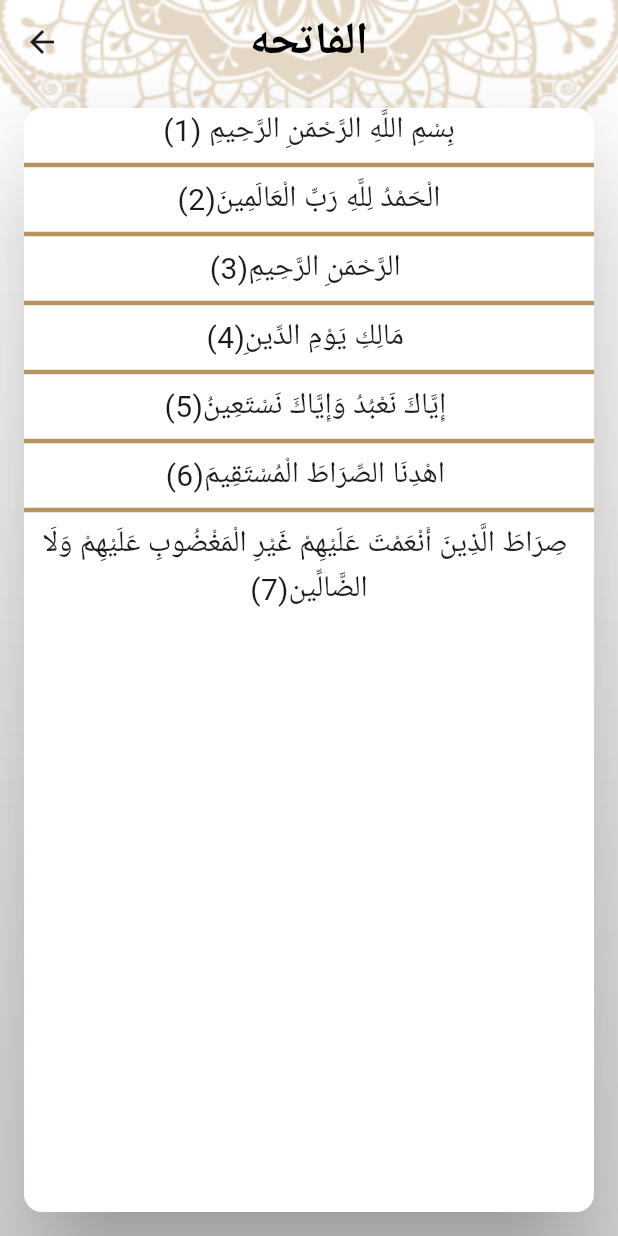
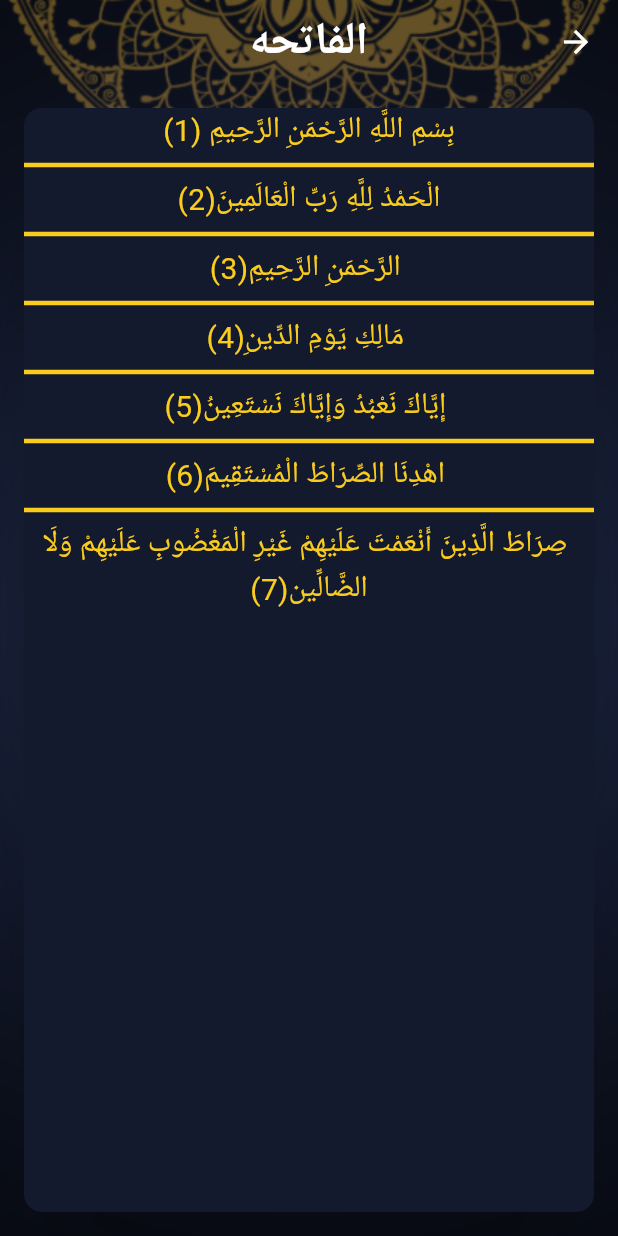
Before and after one commit to wesamsoltan/islamii, a Flutter app: the screen it shows after launch, after a tap on "الفاتحه", on a phone screen of 412 x 824 dp. Run offline on Flutter 3.47's test engine with Material 3 defaults, Android fonts, the phone set to English and light mode, and no system bars; generated files the repository leaves out were written again.

Commit message:
+ finish localization

```diff
--- /dev/null
+++ b/l10n.yaml
@@ -0,0 +1,3 @@
+arb-dir: lib/l10n
+template-arb-file: intl_en.arb
+output-localization-file: app_localizations.dart
--- a/lib/home/home_screen.dart
+++ b/lib/home/home_screen.dart
@@ -1,9 +1,11 @@
 import 'package:flutter/material.dart';
+import 'package:islamii/home/style/AppStyle.dart';
 import 'package:islamii/home/tabs/AhadethTab.dart';
 import 'package:islamii/home/tabs/QuranTabs.dart';
 import 'package:islamii/home/tabs/RadioTab.dart';
+import 'package:islamii/home/tabs/SettingsTab.dart';
 import 'package:islamii/home/tabs/TasbehTab.dart';
-
+import 'package:flutter_gen/gen_l10n/app_localizations.dart';
 class HomeScreen extends StatefulWidget {
   static const String routeName = "Home";
 
@@ -18,21 +20,27 @@ List<Widget> tabs = [
     Ahadethtab(),
     Radiotab(),
     Tasbehtab(),
+    Settingstab(),
   ];
+
   @override
   Widget build(BuildContext context) {
     return Container(
       decoration: BoxDecoration(
         image: DecorationImage(
-          image: AssetImage("assets/images/background.png"),
+          image: AssetImage(
+            AppStyle.isDark
+                ? "assets/images/homeDarkBackGround.png"
+                : "assets/images/background.png",
+          ),
           fit: BoxFit.fill,
         ),
       ),
       child: Scaffold(
-        appBar: AppBar(title: Text("ISLAMII")),
+        appBar: AppBar(title: Text(AppLocalizations.of(context)!.islami)),
         bottomNavigationBar: BottomNavigationBar(
           currentIndex: currentIndex,
-          onTap: (index){
+          onTap: (index) {
             setState(() {
               currentIndex = index;
             });
@@ -41,27 +49,31 @@ List<Widget> tabs = [
             BottomNavigationBarItem(
               backgroundColor: Theme.of(context).colorScheme.primary,
               icon: (ImageIcon(AssetImage("assets/images/moshaf_blue.png"))),
-              label: "quran",
+              label: AppLocalizations.of(context)!.quran,
             ),
             BottomNavigationBarItem(
               backgroundColor: Theme.of(context).colorScheme.primary,
               icon: (ImageIcon(AssetImage("assets/images/ahadeth_icon.png"))),
-              label: "ahadeth",
+              label: AppLocalizations.of(context)!.ahadeth,
             ),
             BottomNavigationBarItem(
               backgroundColor: Theme.of(context).colorScheme.primary,
               icon: (ImageIcon(AssetImage("assets/images/sebha_icon.png"))),
-              label: "tasbeh",
+              label: AppLocalizations.of(context)!.tasbeh,
             ),
             BottomNavigationBarItem(
               backgroundColor: Theme.of(context).colorScheme.primary,
               icon: (ImageIcon(AssetImage("assets/images/radio_icon.png"))),
-              label: "radio",
+              label: AppLocalizations.of(context)!.radio,
+            ),
+            BottomNavigationBarItem(
+              backgroundColor: Theme.of(context).colorScheme.primary,
+              icon: Icon(Icons.settings),
+              label: "settings",
             ),
           ],
-
         ),
-        body: tabs[currentIndex ],
+        body: tabs[currentIndex],
       ),
     );
   }
--- /dev/null
+++ b/lib/home/style/AppStyle.dart
@@ -0,0 +1,113 @@
+import 'package:flutter/material.dart';
+
+class AppStyle {
+  static bool isDark = true;
+  static Color lightPrimaryColor = Color(0XFFB7935F);
+  static Color darkPrimaryColor = Color(0XFF141A2E);
+  static Color darkSecandry = Color(0XFFFACC1D);
+  static ThemeData lightTheme = ThemeData(
+    bottomSheetTheme: BottomSheetThemeData(backgroundColor: Colors.white),
+    textTheme: TextTheme(
+      titleMedium: TextStyle(
+        color: Colors.black,
+        fontSize: 25,
+        fontWeight: FontWeight.w600,
+      ),
+      bodyMedium: TextStyle(
+        fontWeight: FontWeight.w400,
+        fontSize: 20,
+        color: Colors.black,
+      ),
+      bodySmall: TextStyle(
+        fontSize: 25,
+        fontWeight: FontWeight.bold,
+        color: lightPrimaryColor,
+      ),
+    ),
+    dividerTheme: DividerThemeData(color: lightPrimaryColor, thickness: 3),
+    bottomNavigationBarTheme: BottomNavigationBarThemeData(
+      unselectedIconTheme: IconThemeData(color: Colors.white),
+      selectedIconTheme: IconThemeData(color: Colors.black),
+      unselectedItemColor: Colors.white,
+      selectedItemColor: Colors.black,
+    ),
+    useMaterial3: true,
+    scaffoldBackgroundColor: Colors.transparent,
+    colorScheme: ColorScheme.fromSeed(
+      seedColor: Colors.deepPurple,
+      primary: lightPrimaryColor,
+      secondary: lightPrimaryColor.withOpacity(.57),
+      onPrimary: Colors.white,
+      onSecondary: Colors.black,
+      tertiary: lightPrimaryColor,
+    ),
+    appBarTheme: AppBarTheme(
+      iconTheme: IconThemeData(color: Colors.black),
+      backgroundColor: Colors.transparent,
+      centerTitle: true,
+      titleTextStyle: TextStyle(
+        fontSize: 30,
+        color: Colors.black,
+        fontWeight: FontWeight.bold,
+      ),
+    ),
+    cardTheme: CardTheme(
+      margin: EdgeInsets.all(16),
+      color: Colors.white,
+      surfaceTintColor: Colors.white,
+      elevation: 30,
+    ),
+  );
+  static ThemeData darkTheme = ThemeData(
+    bottomSheetTheme: BottomSheetThemeData(backgroundColor: darkPrimaryColor),
+    textTheme: TextTheme(
+      titleMedium: TextStyle(
+        fontWeight: FontWeight.w600,
+        fontSize: 25,
+        color: Colors.white,
+      ),
+      bodyMedium: TextStyle(
+        fontWeight: FontWeight.w400,
+        fontSize: 20,
+        color: darkSecandry,
+      ),bodySmall: TextStyle(
+      fontSize: 25,
+      fontWeight: FontWeight.bold,
+      color: darkSecandry,
+    ),
+    ),
+    dividerTheme: DividerThemeData(color: darkSecandry, thickness: 3),
+    bottomNavigationBarTheme: BottomNavigationBarThemeData(
+      unselectedIconTheme: IconThemeData(color: Colors.white),
+      selectedIconTheme: IconThemeData(color: darkSecandry),
+      unselectedItemColor: Colors.white,
+      selectedItemColor: darkSecandry,
+    ),
+    useMaterial3: true,
+    scaffoldBackgroundColor: Colors.transparent,
+    colorScheme: ColorScheme.fromSeed(
+      seedColor: Colors.deepPurple,
+      primary: darkPrimaryColor,
+      secondary: darkPrimaryColor.withOpacity(.57),
+      onPrimary: Colors.white,
+      onSecondary: Colors.black,
+      tertiary: darkSecandry,
+    ),
+    appBarTheme: AppBarTheme(
+      iconTheme: IconThemeData(color: Colors.white),
+      backgroundColor: Colors.transparent,
+      centerTitle: true,
+      titleTextStyle: TextStyle(
+        fontSize: 30,
+        color: Colors.white,
+        fontWeight: FontWeight.bold,
+      ),
+    ),
+    cardTheme: CardTheme(
+      margin: EdgeInsets.all(16),
+      color: darkPrimaryColor,
+      surfaceTintColor: darkPrimaryColor,
+      elevation: 30,
+    ),
+  );
+}
--- a/lib/home/tabs/QuranSuraWidget.dart
+++ b/lib/home/tabs/QuranSuraWidget.dart
@@ -24,11 +24,11 @@ class Quransurawidget extends StatelessWidget {
             child: Text(
               name,
               textAlign: TextAlign.center,
-              style: TextStyle(fontSize: 25, ),
+              style: Theme.of(context).textTheme.titleMedium?.copyWith(fontWeight: FontWeight.w400),
             ),
           ),
           Container(
-            color: ColorScheme.of(context).primary,
+            color: ColorScheme.of(context).tertiary,
             width: 3,
             height: .08 * height,
           ),
@@ -36,7 +36,7 @@ class Quransurawidget extends StatelessWidget {
             child: Text(
               number.toString(),
               textAlign: TextAlign.center,
-              style: TextStyle(fontSize: 25, ),
+              style: Theme.of(context).textTheme.titleMedium?.copyWith(fontWeight: FontWeight.w400),
             ),
           ),
         ],
--- a/lib/home/tabs/QuranTabs.dart
+++ b/lib/home/tabs/QuranTabs.dart
@@ -1,5 +1,6 @@
 import 'package:flutter/material.dart';
 import 'package:islamii/home/tabs/QuranSuraWidget.dart';
+import 'package:flutter_gen/gen_l10n/app_localizations.dart';
 
 class Qurantabs extends StatelessWidget {
   List<String> suraNames = [
@@ -247,21 +248,21 @@ class Qurantabs extends StatelessWidget {
           children: [
             Expanded(
               child: Text(
-                "sura name",
+                AppLocalizations.of(context)!.quran,
                 textAlign: TextAlign.center,
-                style: TextStyle(fontSize: 25, fontWeight: FontWeight.w600),
+                style: Theme.of(context).textTheme.titleMedium,
               ),
             ),
             Container(
-              color: ColorScheme.of(context).primary,
+              color: ColorScheme.of(context).tertiary,
               width: 3,
               height: .08 * height,
             ),
             Expanded(
               child: Text(
-                "number",
+                AppLocalizations.of(context)!.number,
                 textAlign: TextAlign.center,
-                style: TextStyle(fontSize: 25, fontWeight: FontWeight.w600),
+                style: Theme.of(context).textTheme.titleMedium,
               ),
             ),
           ],
--- a/lib/main.dart
+++ b/lib/main.dart
@@ -1,8 +1,10 @@
 import 'package:flutter/material.dart';
+import 'package:flutter_localizations/flutter_localizations.dart';
 import 'package:islamii/Ahadeth_details/ahadeth_details_screens.dart';
 import 'package:islamii/home/home_screen.dart';
+import 'package:islamii/home/style/AppStyle.dart';
 import 'package:islamii/quran_details/quran_details_screen.dart';
-
+import 'package:flutter_gen/gen_l10n/app_localizations.dart';
 void main() {
   runApp(const MyApp());
 }
@@ -15,40 +17,18 @@ class MyApp extends StatelessWidget {
   Widget build(BuildContext context) {
     return MaterialApp(
       title: 'Flutter Demo',
-      theme: ThemeData(
-        dividerTheme: DividerThemeData(color: Color(0XFFB7935F), thickness: 3),
-        bottomNavigationBarTheme: BottomNavigationBarThemeData(
-          unselectedIconTheme: IconThemeData(color: Colors.white),
-          selectedIconTheme: IconThemeData(color: Colors.black),
-          unselectedItemColor: Colors.white,
-          selectedItemColor: Colors.black,
-        ),
-        useMaterial3: true,
-        scaffoldBackgroundColor: Colors.transparent,
-        colorScheme: ColorScheme.fromSeed(
-          seedColor: Colors.deepPurple,
-          primary: Color(0XFFB7935F),
-          secondary: Color(0XFFB7935F).withOpacity(.57),
-          onPrimary: Colors.white,
-          onSecondary: Colors.black,
-        ),
-        appBarTheme: AppBarTheme(
-          backgroundColor: Colors.transparent,
-          centerTitle: true,
-          titleTextStyle: TextStyle(
-            fontSize: 30,
-            color: Colors.black,
-            fontWeight: FontWeight.bold,
-          ),
-        ),
-        cardTheme: CardTheme(
-          margin: EdgeInsets.all(16),
-          color: Colors.white,
-          surfaceTintColor: Colors.white,
-          elevation: 30,
-        ),
-      ),
+      theme: AppStyle.lightTheme,
+      darkTheme: AppStyle.darkTheme,
+      themeMode: ThemeMode.dark,
       initialRoute: HomeScreen.routeName,
+      localizationsDelegates: [
+        AppLocalizations.delegate,
+        GlobalMaterialLocalizations.delegate,
+        GlobalWidgetsLocalizations.delegate,
+        GlobalCupertinoLocalizations.delegate,
+      ],
+      supportedLocales: [Locale("en"), Locale("ar")],
+      locale: Locale("ar"),
       routes: {
         HomeScreen.routeName: (_) => HomeScreen(),
         QuranDetailsScreen.routeName: (_) => QuranDetailsScreen(),
--- a/lib/quran_details/VerseWidget.dart
+++ b/lib/quran_details/VerseWidget.dart
@@ -9,7 +9,7 @@ class Versewidget extends StatelessWidget {
   Widget build(BuildContext context) {
     return Text(
       "$verse($verseNumber)",
-      style: TextStyle(fontWeight: FontWeight.w400, fontSize: 20),
+      style: Theme.of(context).textTheme.bodyMedium,
       textAlign: TextAlign.center,textDirection: TextDirection.rtl,
     );
   }
--- a/lib/quran_details/quran_details_screen.dart
+++ b/lib/quran_details/quran_details_screen.dart
@@ -1,6 +1,8 @@
 import 'package:flutter/material.dart';
 import 'package:flutter/services.dart';
 import 'package:islamii/quran_details/VerseWidget.dart';
+
+import '../home/style/AppStyle.dart';
 
 class QuranDetailsScreen extends StatefulWidget {
   static String routeName = "QuranDetailsScreen";
@@ -17,7 +19,9 @@ class _QuranDetailsScreenState extends State<QuranDetailsScreen> {
     return Container(
       decoration: BoxDecoration(
         image: DecorationImage(
-          image: AssetImage("assets/images/background.png"),
+          image: AssetImage( AppStyle.isDark
+              ? "assets/images/homeDarkBackGround.png"
+              : "assets/images/background.png",),
           fit: BoxFit.fill,
         ),
       ),
--- a/pubspec.yaml
+++ b/pubspec.yaml
@@ -35,6 +35,9 @@ dependencies:
   # Use with the CupertinoIcons class for iOS style icons.
   cupertino_icons: ^1.0.8
   flutter_native_splash: ^2.4.1
+  flutter_localizations:
+    sdk: flutter
+  intl: any
 dev_dependencies:
   flutter_test:
     sdk: flutter
@@ -51,6 +54,7 @@ dev_dependencies:
 
 # The following section is specific to Flutter packages.
 flutter:
+  generate: true
 
   # The following line ensures that the Material Icons font is
   # included with your application, so that you can use the icons in
@@ -88,3 +92,5 @@ flutter:
   #
   # For details regarding fonts from package dependencies,
   # see https://flutter.dev/to/font-from-package
+flutter_intl:
+  enabled: true
```
Also changed, not shown: lib/Ahadeth_details/ahadeth_details_screens.dart (+9 -2 lines), lib/home/tabs/AhadethTab.dart (+5 -6 lines), lib/home/tabs/LanguageBottomSheet.dart (added, +18 -0 lines), lib/home/tabs/SelectedItem.dart (added, +19 -0 lines), lib/home/tabs/SettingsTab.dart (added, +60 -0 lines), lib/home/tabs/ThemeBottomSheet.dart (added, +19 -0 lines), lib/home/tabs/UnselectedItem.dart (added, +14 -0 lines), lib/l10n/intl_ar.arb (added, +9 -0 lines), assets/images/homeDarkBackGround.png (added), pubspec.lock. Lines whose indentation alone changed are shown as unchanged.
